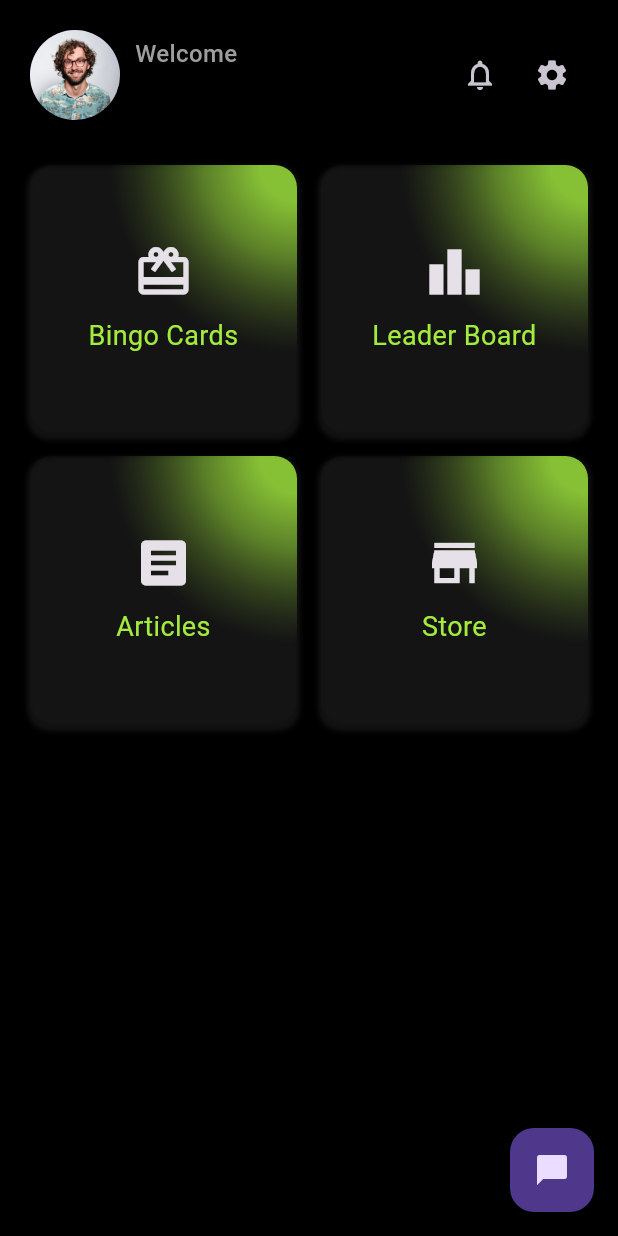
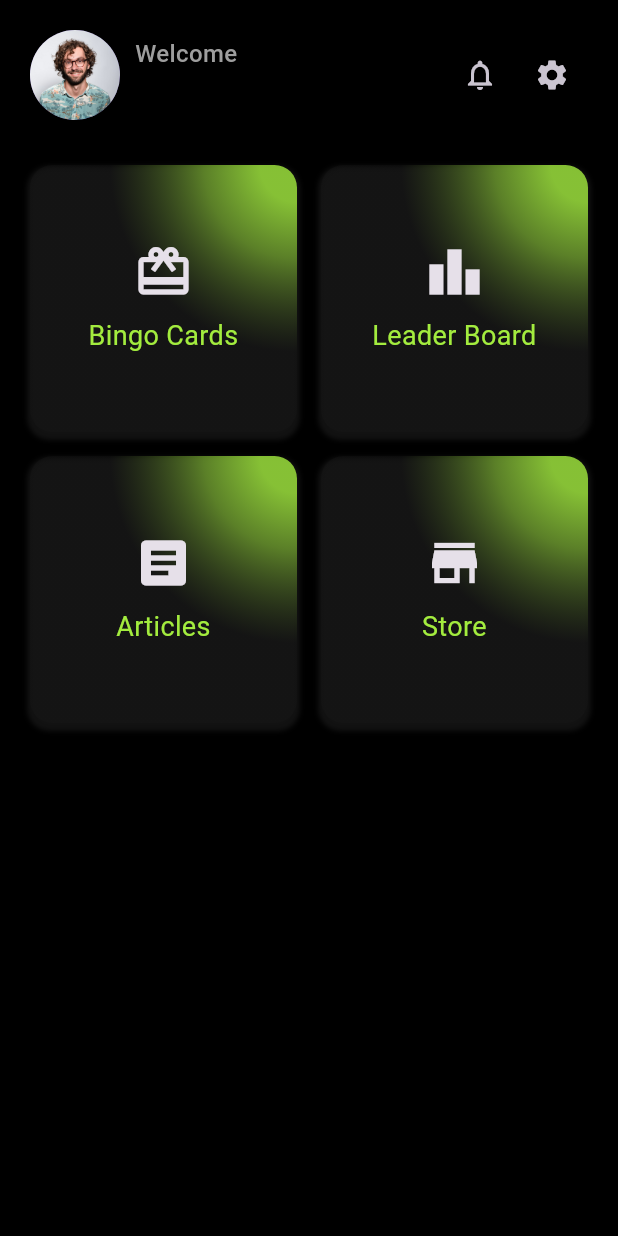
Before and after one commit to MAD-KU/fitness-bingo-app, a Flutter app: the UserDashboardScreen screen opened directly, on a phone screen of 412 x 824 dp. Run offline on Flutter 3.47's test engine with Material 3 defaults, Android fonts, the phone set to English and light mode, and no system bars; our stand-ins replace cloud_firestore, firebase_auth, firebase_core, flutter_dotenv; accounts and stored records are empty.

Commit message:
userdashboard chnages

```diff
--- a/lib/screens/user/user_dashboard_screen.dart
+++ b/lib/screens/user/user_dashboard_screen.dart
@@ -7,12 +7,6 @@ import 'package:flutter/material.dart';
 import 'package:provider/provider.dart';
 import '../../controllers/auth_controller.dart';
 import '../signin_screen.dart';
-import 'package:firebase_auth/firebase_auth.dart';
-import 'package:flutter/material.dart';
-import 'package:application/widgets/chat_widget.dart';
-import 'package:application/widgets/user_profile.dart';
-import 'package:application/screens/user/article/articles_screen.dart';
-import 'package:application/screens/user/bingo_card/user_bingocard_manage_screen.dart';
 
 class UserDashboardScreen extends StatefulWidget {
   const UserDashboardScreen({Key? key}) : super(key: key);
@@ -22,13 +16,10 @@ class UserDashboardScreen extends StatefulWidget {
 }
 
 class _UserDashboardScreenState extends State<UserDashboardScreen> {
-  String? userId;
-
   @override
   void initState() {
     super.initState();
-    // Get the userId from FirebaseAuth
-    userId = FirebaseAuth.instance.currentUser?.uid;
+    // Fetch achievements for the current user when the dashboard is initialized
     _fetchAchievements();
   }
 
@@ -45,9 +36,7 @@ class _UserDashboardScreenState extends State<UserDashboardScreen> {
   Widget build(BuildContext context) {
     return Scaffold(
       body: SafeArea(
-        child: Stack(  // Wrapped with Stack
-          children: [
-            SingleChildScrollView(
+        child: SingleChildScrollView(
           padding: const EdgeInsets.all(20.0),
           child: Column(
             crossAxisAlignment: CrossAxisAlignment.start,
@@ -56,6 +45,7 @@ class _UserDashboardScreenState extends State<UserDashboardScreen> {
               const SizedBox(height: 30),
               GridView.count(
                 shrinkWrap: true,
+                physics: NeverScrollableScrollPhysics(), // Added
                 crossAxisCount: 2,
                 crossAxisSpacing: 16,
                 mainAxisSpacing: 16,
@@ -75,7 +65,14 @@ class _UserDashboardScreenState extends State<UserDashboardScreen> {
                     context,
                     icon: Icons.leaderboard,
                     title: 'Leader Board',
-                        onTap: () {},
+                    onTap: () {
+                      Navigator.push(
+                        context,
+                        MaterialPageRoute(
+                          builder: (context) => LeaderboardScreen(),
+                        ),
+                      );
+                    },
                   ),
                   _buildDashboardCard(
                     context,
@@ -84,28 +81,22 @@ class _UserDashboardScreenState extends State<UserDashboardScreen> {
                     onTap: () {
                       Navigator.push(
                           context,
-                              MaterialPageRoute(builder: (context) => ArticlesScreen()));
+                          MaterialPageRoute(
+                              builder: (context) => ArticlesScreen()));
                     },
                   ),
                   _buildDashboardCard(
                     context,
                     icon: Icons.store,
                     title: 'Store',
-                        onTap: () {} ,
+                    onTap: () {},
                   ),
                 ],
               ),
+              const SizedBox(height: 30),
+              _buildRecentAchievementsSection(),
             ],
           ),
-            ),
-            // Add ChatWidget here
-            Align(
-              alignment: Alignment.bottomRight,
-              child: userId == null
-                  ? const CircularProgressIndicator()  // Show loading if userId is not available
-                  : ChatWidget(userId: userId!), // Pass the dynamic userId
-            ),
-          ],
         ),
       ),
     );
```
Lines whose indentation alone changed are shown as unchanged.
